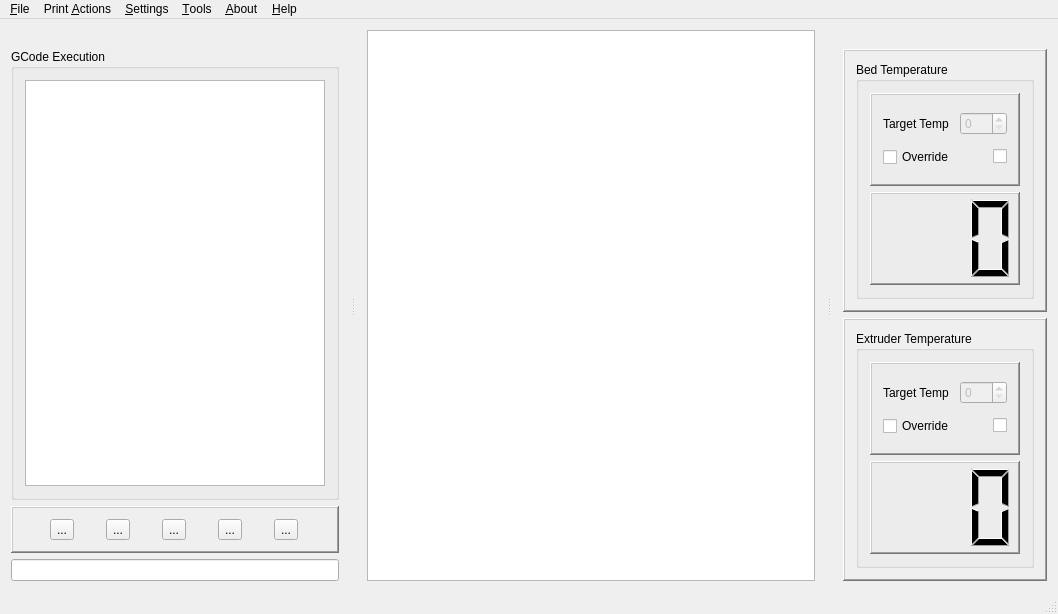
Qt form mainwindow.ui (Bahamuttg/PiRinter3D) before a commit.
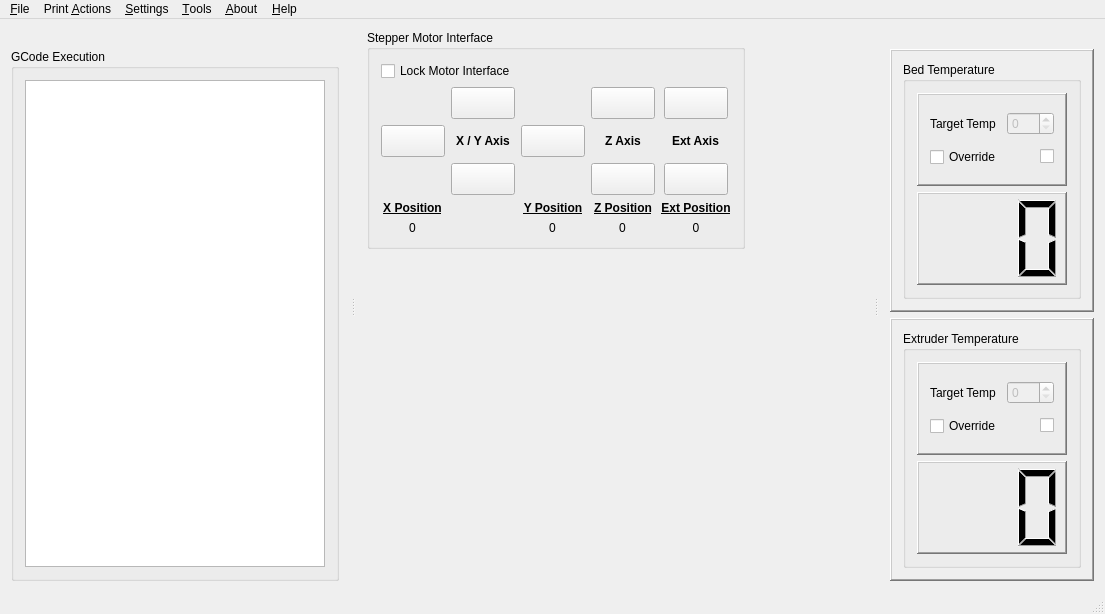
The same form after that commit. Icons and pictures are not drawn.

Commit message: Extending Interpreter and moving stepper interface to main window.

The edit to the form file:
```diff
--- a/mainwindow.ui
+++ b/mainwindow.ui
@@ -6,7 +6,7 @@
    <rect>
     <x>0</x>
     <y>0</y>
-    <width>1058</width>
+    <width>1105</width>
     <height>614</height>
    </rect>
   </property>
@@ -21,11 +21,493 @@
    <layout class="QGridLayout" name="gridLayout_2">
     <item row="0" column="0">
      <layout class="QGridLayout" name="gridMain">
+      <item row="0" column="1">
+       <spacer name="horizontalSpacer_2">
+        <property name="orientation">
+         <enum>Qt::Horizontal</enum>
+        </property>
+        <property name="sizeHint" stdset="0">
+         <size>
+          <width>40</width>
+          <height>20</height>
+         </size>
+        </property>
+       </spacer>
+      </item>
       <item row="0" column="0">
-       <widget class="QGraphicsView" name="gvPrintImg"/>
+       <widget class="QGroupBox" name="gbMotorInterface">
+        <property name="title">
+         <string>Stepper Motor Interface</string>
+        </property>
+        <layout class="QVBoxLayout" name="verticalLayout_8">
+         <item>
+          <widget class="QCheckBox" name="chkMotorLock">
+           <property name="text">
+            <string>Lock Motor Interface</string>
+           </property>
+          </widget>
+         </item>
+         <item>
+          <layout class="QGridLayout" name="gridMotorControls">
+           <property name="sizeConstraint">
+            <enum>QLayout::SetDefaultConstraint</enum>
+           </property>
+           <item row="3" column="3">
+            <widget class="QLabel" name="lblYPosTitle">
+             <property name="maximumSize">
+              <size>
+               <width>100</width>
+               <height>16777215</height>
+              </size>
+             </property>
+             <property name="font">
+              <font>
+               <weight>75</weight>
+               <bold>true</bold>
+               <underline>true</underline>
+              </font>
+             </property>
+             <property name="text">
+              <string>Y Position</string>
+             </property>
+             <property name="alignment">
+              <set>Qt::AlignCenter</set>
+             </property>
+            </widget>
+           </item>
+           <item row="3" column="4" alignment="Qt::AlignHCenter|Qt::AlignVCenter">
+            <widget class="QLabel" name="lblZPosTitle">
+             <property name="maximumSize">
+              <size>
+               <width>100</width>
+               <height>16777215</height>
+              </size>
+             </property>
+             <property name="font">
+              <font>
+               <weight>75</weight>
+               <bold>true</bold>
+               <underline>true</underline>
+              </font>
+             </property>
+             <property name="text">
+              <string>Z Position</string>
+             </property>
+             <property name="alignment">
+              <set>Qt::AlignCenter</set>
+             </property>
+            </widget>
+           </item>
+           <item row="1" column="3" alignment="Qt::AlignHCenter|Qt::AlignVCenter">
+            <widget class="QPushButton" name="btnXRight">
+             <property name="minimumSize">
+              <size>
+               <width>64</width>
+               <height>32</height>
+              </size>
+             </property>
+             <property name="maximumSize">
+              <size>
+               <width>64</width>
+               <height>32</height>
+              </size>
+             </property>
+             <property name="text">
+              <string/>
+             </property>
+             <property name="icon">
+              <iconset resource="PiRinter.qrc">
+               <normaloff>:/PiRinter/Icons/Resources/glossy_3d_blue_orbs2_120.png</normaloff>:/PiRinter/Icons/Resources/glossy_3d_blue_orbs2_120.png</iconset>
+             </property>
+             <property name="iconSize">
+              <size>
+               <width>32</width>
+               <height>32</height>
+              </size>
+             </property>
+            </widget>
+           </item>
+           <item row="4" column="4" alignment="Qt::AlignHCenter|Qt::AlignVCenter">
+            <widget class="QLabel" name="lblXZPos">
+             <property name="text">
+              <string>0</string>
+             </property>
+             <property name="alignment">
+              <set>Qt::AlignCenter</set>
+             </property>
+            </widget>
+           </item>
+           <item row="2" column="5" alignment="Qt::AlignHCenter|Qt::AlignVCenter">
+            <widget class="QPushButton" name="btnEXTBack">
+             <property name="minimumSize">
+              <size>
+               <width>64</width>
+               <height>32</height>
+              </size>
+             </property>
+             <property name="maximumSize">
+              <size>
+               <width>64</width>
+               <height>32</height>
+              </size>
+             </property>
+             <property name="text">
+              <string/>
+             </property>
+             <property name="icon">
+              <iconset resource="PiRinter.qrc">
+               <normaloff>:/PiRinter/Icons/Resources/glossy_3d_blue_orbs2_119.png</normaloff>:/PiRinter/Icons/Resources/glossy_3d_blue_orbs2_119.png</iconset>
+             </property>
+             <property name="iconSize">
+              <size>
+               <width>32</width>
+               <height>32</height>
+              </size>
+             </property>
+            </widget>
+           </item>
+           <item row="4" column="3" alignment="Qt::AlignHCenter|Qt::AlignVCenter">
+            <widget class="QLabel" name="lblYPos">
+             <property name="text">
+              <string>0</string>
+             </property>
+             <property name="alignment">
+              <set>Qt::AlignCenter</set>
+             </property>
+            </widget>
+           </item>
+           <item row="1" column="1" alignment="Qt::AlignHCenter|Qt::AlignVCenter">
+            <widget class="QPushButton" name="btnXLeft">
+             <property name="minimumSize">
+              <size>
+               <width>64</width>
+               <height>32</height>
+              </size>
+             </property>
+             <property name="maximumSize">
+              <size>
+               <width>64</width>
+               <height>32</height>
+              </size>
+             </property>
+             <property name="layoutDirection">
+              <enum>Qt::LeftToRight</enum>
+             </property>
+             <property name="text">
+              <string/>
+             </property>
+             <property name="icon">
+              <iconset resource="PiRinter.qrc">
+               <normaloff>:/PiRinter/Icons/Resources/glossy_3d_blue_orbs2_119.png</normaloff>:/PiRinter/Icons/Resources/glossy_3d_blue_orbs2_119.png</iconset>
+             </property>
+             <property name="iconSize">
+              <size>
+               <width>32</width>
+               <height>32</height>
+              </size>
+             </property>
+            </widget>
+           </item>
+           <item row="1" column="5" alignment="Qt::AlignHCenter|Qt::AlignVCenter">
+            <widget class="QLabel" name="lblExtDir">
+             <property name="maximumSize">
+              <size>
+               <width>80</width>
+               <height>16777215</height>
+              </size>
+             </property>
+             <property name="font">
+              <font>
+               <weight>75</weight>
+               <bold>true</bold>
+              </font>
+             </property>
+             <property name="text">
+              <string>Ext Axis</string>
+             </property>
+             <property name="alignment">
+              <set>Qt::AlignCenter</set>
+             </property>
+            </widget>
+           </item>
+           <item row="1" column="2" alignment="Qt::AlignHCenter|Qt::AlignVCenter">
+            <widget class="QLabel" name="lblXYDir">
+             <property name="maximumSize">
+              <size>
+               <width>80</width>
+               <height>16777215</height>
+              </size>
+             </property>
+             <property name="font">
+              <font>
+               <weight>75</weight>
+               <bold>true</bold>
+              </font>
+             </property>
+             <property name="text">
+              <string>X / Y Axis</string>
+             </property>
+             <property name="alignment">
+              <set>Qt::AlignCenter</set>
+             </property>
+            </widget>
+           </item>
+           <item row="2" column="2" alignment="Qt::AlignHCenter|Qt::AlignVCenter">
+            <widget class="QPushButton" name="btnYFore">
+             <property name="minimumSize">
+              <size>
+               <width>64</width>
+               <height>32</height>
+              </size>
+             </property>
+             <property name="maximumSize">
+              <size>
+               <width>64</width>
+               <height>32</height>
+              </size>
+             </property>
+             <property name="text">
+              <string/>
+             </property>
+             <property name="icon">
+              <iconset resource="PiRinter.qrc">
+               <normaloff>:/PiRinter/Icons/Resources/glossy_3d_blue_orbs2_118.png</normaloff>:/PiRinter/Icons/Resources/glossy_3d_blue_orbs2_118.png</iconset>
+             </property>
+             <property name="iconSize">
+              <size>
+               <width>32</width>
+               <height>32</height>
+              </size>
+             </property>
+            </widget>
+           </item>
+           <item row="4" column="1" alignment="Qt::AlignHCenter|Qt::AlignVCenter">
+            <widget class="QLabel" name="lblXPos">
+             <property name="text">
+              <string>0</string>
+             </property>
+             <property name="alignment">
+              <set>Qt::AlignCenter</set>
+             </property>
+            </widget>
+           </item>
+           <item row="0" column="5" alignment="Qt::AlignHCenter|Qt::AlignVCenter">
+            <widget class="QPushButton" name="btnEXTFore">
+             <property name="minimumSize">
+              <size>
+               <width>64</width>
+               <height>32</height>
+              </size>
+             </property>
+             <property name="maximumSize">
+              <size>
+               <width>64</width>
+               <height>32</height>
+              </size>
+             </property>
+             <property name="layoutDirection">
+              <enum>Qt::LeftToRight</enum>
+             </property>
+             <property name="text">
+              <string/>
+             </property>
+             <property name="icon">
+              <iconset resource="PiRinter.qrc">
+               <normaloff>:/PiRinter/Icons/Resources/glossy_3d_blue_orbs2_120.png</normaloff>:/PiRinter/Icons/Resources/glossy_3d_blue_orbs2_120.png</iconset>
+             </property>
+             <property name="iconSize">
+              <size>
+               <width>32</width>
+               <height>32</height>
+              </size>
+             </property>
+            </widget>
+           </item>
+           <item row="0" column="2" alignment="Qt::AlignHCenter|Qt::AlignVCenter">
+            <widget class="QPushButton" name="btnYBack">
+             <property name="minimumSize">
+              <size>
+               <width>64</width>
+               <height>32</height>
+              </size>
+             </property>
+             <property name="maximumSize">
+              <size>
+               <width>64</width>
+               <height>32</height>
+              </size>
+             </property>
+             <property name="text">
+              <string/>
+             </property>
+             <property name="icon">
+              <iconset resource="PiRinter.qrc">
+               <normaloff>:/PiRinter/Icons/Resources/glossy_3d_blue_orbs2_121.png</normaloff>:/PiRinter/Icons/Resources/glossy_3d_blue_orbs2_121.png</iconset>
+             </property>
+             <property name="iconSize">
+              <size>
+               <width>32</width>
+               <height>32</height>
+              </size>
+             </property>
+            </widget>
+           </item>
+           <item row="1" column="4" alignment="Qt::AlignHCenter|Qt::AlignVCenter">
+            <widget class="QLabel" name="lblZDir">
+             <property name="maximumSize">
+              <size>
+               <width>80</width>
+               <height>16777215</height>
+              </size>
+             </property>
+             <property name="font">
+              <font>
+               <weight>75</weight>
+               <bold>true</bold>
+              </font>
+             </property>
+             <property name="text">
+              <string>Z Axis</string>
+             </property>
+             <property name="alignment">
+              <set>Qt::AlignCenter</set>
+             </property>
+            </widget>
+           </item>
+           <item row="0" column="4" alignment="Qt::AlignHCenter|Qt::AlignVCenter">
+            <widget class="QPushButton" name="btnZUp">
+             <property name="minimumSize">
+              <size>
+               <width>64</width>
+               <height>32</height>
+              </size>
+             </property>
+             <property name="maximumSize">
+              <size>
+               <width>64</width>
+               <height>32</height>
+              </size>
+             </property>
+             <property name="text">
+              <string/>
+             </property>
+             <property name="icon">
+              <iconset resource="PiRinter.qrc">
+               <normaloff>:/PiRinter/Icons/Resources/glossy_3d_blue_orbs2_121.png</normaloff>:/PiRinter/Icons/Resources/glossy_3d_blue_orbs2_121.png</iconset>
+             </property>
+             <property name="iconSize">
+              <size>
+               <width>32</width>
+               <height>32</height>
+              </size>
+             </property>
+            </widget>
+           </item>
+           <item row="3" column="5" alignment="Qt::AlignHCenter|Qt::AlignVCenter">
+            <widget class="QLabel" name="lblExtPosTitle">
+             <property name="maximumSize">
+              <size>
+               <width>100</width>
+               <height>16777215</height>
+              </size>
+             </property>
+             <property name="font">
+              <font>
+               <weight>75</weight>
+               <bold>true</bold>
+               <underline>true</underline>
+              </font>
+             </property>
+             <property name="text">
+              <string>Ext Position</string>
+             </property>
+             <property name="alignment">
+              <set>Qt::AlignCenter</set>
+             </property>
+            </widget>
+           </item>
+           <item row="4" column="5">
+            <widget class="QLabel" name="lblExtPos">
+             <property name="text">
+              <string>0</string>
+             </property>
+             <property name="alignment">
+              <set>Qt::AlignCenter</set>
+             </property>
+            </widget>
+           </item>
+           <item row="3" column="1" alignment="Qt::AlignHCenter|Qt::AlignVCenter">
+            <widget class="QLabel" name="lblXPosTitle">
+             <property name="maximumSize">
+              <size>
+               <width>100</width>
+               <height>16777215</height>
+              </size>
+             </property>
+             <property name="font">
+              <font>
+               <weight>75</weight>
+               <bold>true</bold>
+               <underline>true</underline>
+              </font>
+             </property>
+             <property name="text">
+              <string>X Position</string>
+             </property>
+             <property name="alignment">
+              <set>Qt::AlignCenter</set>
+             </property>
+            </widget>
+           </item>
+           <item row="2" column="4" alignment="Qt::AlignHCenter|Qt::AlignVCenter">
+            <widget class="QPushButton" name="btnZDown">
+             <property name="minimumSize">
+              <size>
+               <width>64</width>
+               <height>32</height>
+              </size>
+             </property>
+             <property name="maximumSize">
+              <size>
+               <width>64</width>
+               <height>32</height>
+              </size>
+             </property>
+             <property name="text">
+              <string/>
+             </property>
+             <property name="icon">
+              <iconset resource="PiRinter.qrc">
+               <normaloff>:/PiRinter/Icons/Resources/glossy_3d_blue_orbs2_118.png</normaloff>:/PiRinter/Icons/Resources/glossy_3d_blue_orbs2_118.png</iconset>
+             </property>
+             <property name="iconSize">
+              <size>
+               <width>32</width>
+               <height>32</height>
+              </size>
+             </property>
+            </widget>
+           </item>
+          </layout>
+         </item>
+        </layout>
+       </widget>
       </item>
      </layout>
     </item>
+    <item row="1" column="0">
+     <spacer name="verticalSpacer">
+      <property name="orientation">
+       <enum>Qt::Vertical</enum>
+      </property>
+      <property name="sizeHint" stdset="0">
+       <size>
+        <width>20</width>
+        <height>40</height>
+       </size>
+      </property>
+     </spacer>
+    </item>
    </layout>
   </widget>
   <widget class="QMenuBar" name="menuBar">
@@ -33,7 +515,7 @@
     <rect>
      <x>0</x>
      <y>0</y>
-     <width>1058</width>
+     <width>1105</width>
      <height>27</height>
     </rect>
    </property>
@@ -139,76 +621,6 @@
        </layout>
       </widget>
      </item>
-     <item>
-      <widget class="QFrame" name="frame">
-       <property name="frameShape">
-        <enum>QFrame::WinPanel</enum>
-       </property>
-       <property name="frameShadow">
-        <enum>QFrame::Raised</enum>
-       </property>
-       <layout class="QHBoxLayout" name="horizontalLayout_2">
-        <item>
-         <widget class="QToolButton" name="toolButton_2">
-          <property name="text">
-           <string>...</string>
-          </property>
-          <property name="icon">
-           <iconset resource="PiRinter.qrc">
-            <normaloff>:/PiRinter/Icons/Resources/glossy_3d_blue_orbs2_058.png</normaloff>:/PiRinter/Icons/Resources/glossy_3d_blue_orbs2_058.png</iconset>
-          </property>
-         </widget>
-        </item>
-        <item>
-         <widget class="QToolButton" name="toolButton_4">
-          <property name="text">
-           <string>...</string>
-          </property>
-          <property name="icon">
-           <iconset resource="PiRinter.qrc">
-            <normaloff>:/PiRinter/Icons/Resources/glossy_3d_blue_orbs2_056.png</normaloff>:/PiRinter/Icons/Resources/glossy_3d_blue_orbs2_056.png</iconset>
-          </property>
-         </widget>
-        </item>
-        <item>
-         <widget class="QToolButton" name="tbPlayPause">
-          <property name="text">
-           <string>...</string>
-          </property>
-          <property name="icon">
-           <iconset resource="PiRinter.qrc">
-            <normaloff>:/PiRinter/Icons/Resources/glossy_3d_blue_orbs2_120.png</normaloff>:/PiRinter/Icons/Resources/glossy_3d_blue_orbs2_120.png</iconset>
-          </property>
-         </widget>
-        </item>
-        <item>
-         <widget class="QToolButton" name="toolButton_5">
-          <property name="text">
-           <string>...</string>
-          </property>
-          <property name="icon">
-           <iconset resource="PiRinter.qrc">
-            <normaloff>:/PiRinter/Icons/Resources/glossy_3d_blue_orbs2_055.png</normaloff>:/PiRinter/Icons/Resources/glossy_3d_blue_orbs2_055.png</iconset>
-          </property>
-         </widget>
-        </item>
-        <item>
-         <widget class="QToolButton" name="toolButton">
-          <property name="text">
-           <string>...</string>
-          </property>
-          <property name="icon">
-           <iconset resource="PiRinter.qrc">
-            <normaloff>:/PiRinter/Icons/Resources/glossy_3d_blue_orbs2_057.png</normaloff>:/PiRinter/Icons/Resources/glossy_3d_blue_orbs2_057.png</iconset>
-          </property>
-         </widget>
-        </item>
-       </layout>
-      </widget>
-     </item>
-     <item>
-      <widget class="QLineEdit" name="lineEdit"/>
-     </item>
     </layout>
    </widget>
   </widget>
```
Left out of the diff: 136 changed lines with no effect on the pictures. The commit also changes 8 other files.
